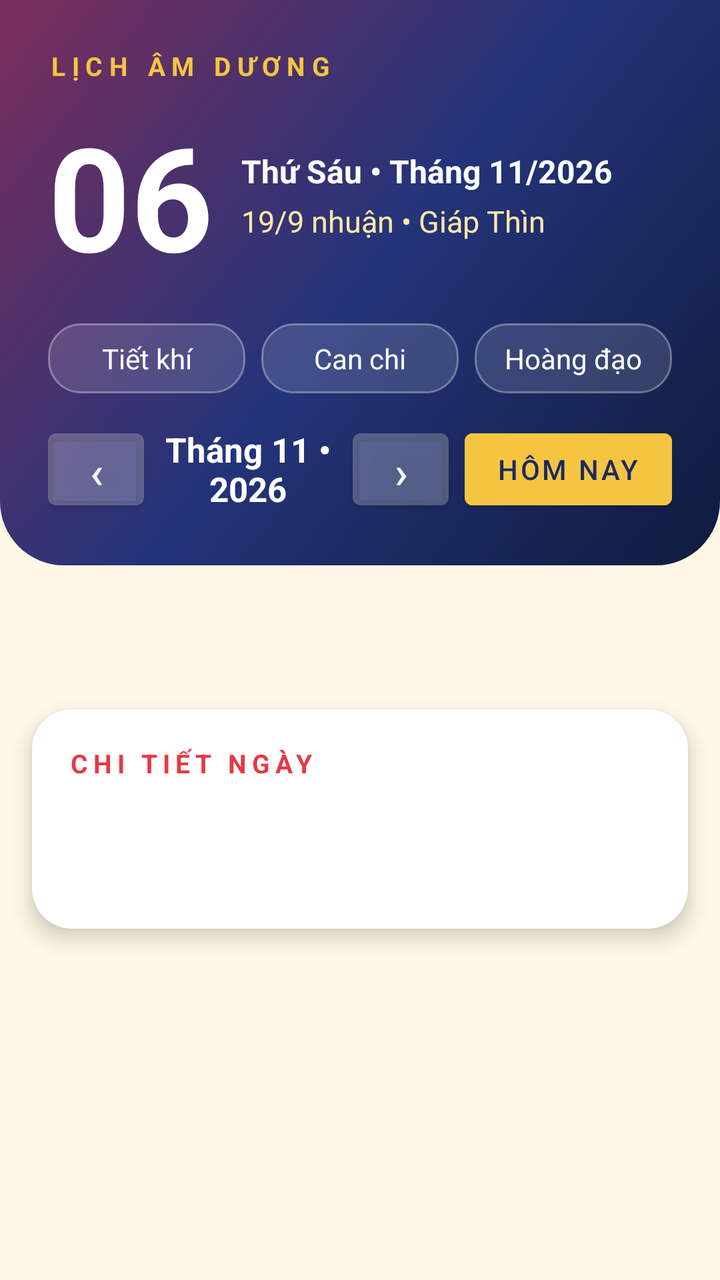
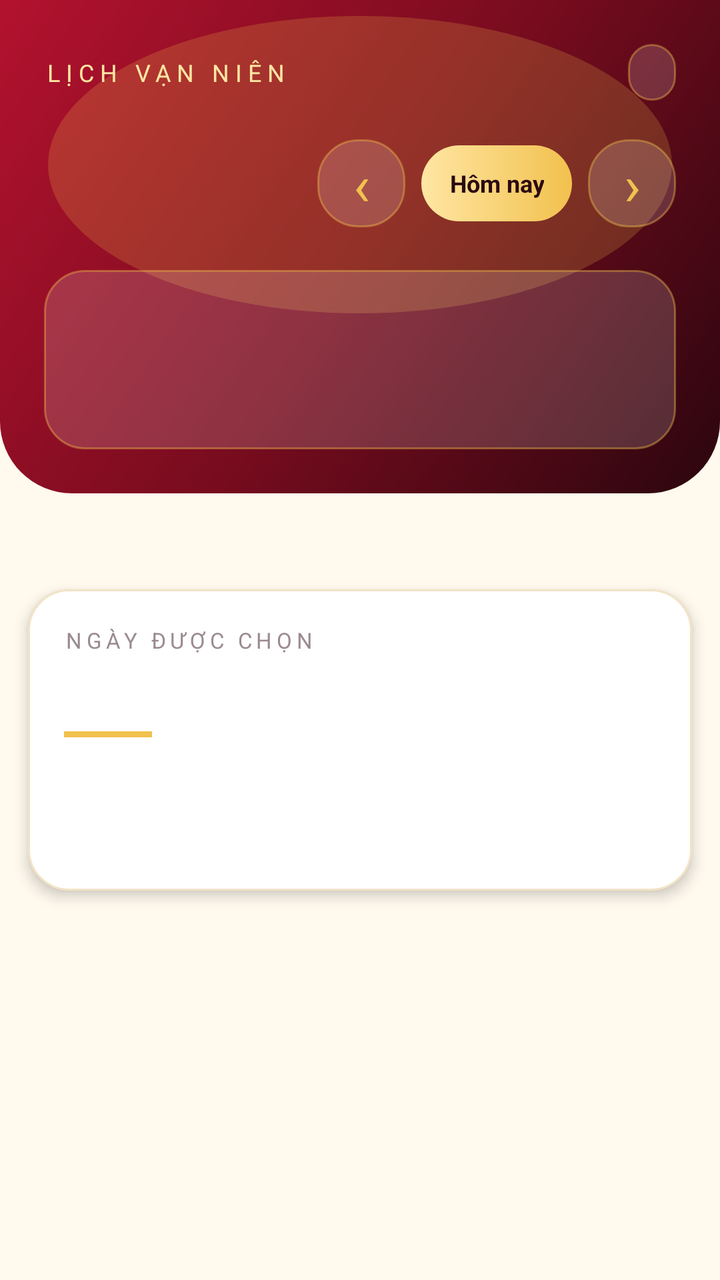

Before-and-after screenshots of an Android layout around one commit, followed by the original layout XML and the change that was made.
<!-- AndroidManifest.xml: application theme Theme.LichAmDuong -->
<!-- res/layout/activity_main.xml -->
<?xml version="1.0" encoding="utf-8"?>
<ScrollView xmlns:android="http://schemas.android.com/apk/res/android" android:layout_width="match_parent" android:layout_height="match_parent" android:background="@color/cream" android:fillViewport="true">
 <LinearLayout android:orientation="vertical" android:layout_width="match_parent" android:layout_height="wrap_content">
  <LinearLayout android:background="@drawable/bg_header" android:padding="24dp" android:orientation="vertical" android:layout_width="match_parent" android:layout_height="wrap_content">
   <TextView android:text="LỊCH ÂM DƯƠNG" android:textColor="@color/gold" android:textSize="13sp" android:letterSpacing="0.25" android:textStyle="bold" android:layout_width="wrap_content" android:layout_height="wrap_content" />
   <LinearLayout android:orientation="horizontal" android:layout_marginTop="8dp" android:layout_width="match_parent" android:layout_height="wrap_content" android:gravity="center_vertical">
    <TextView android:id="@+id/tvSolarBig" android:text="06" android:textSize="72sp" android:textStyle="bold" android:textColor="#FFFFFF" android:layout_width="wrap_content" android:layout_height="wrap_content" />
    <LinearLayout android:orientation="vertical" android:layout_marginStart="14dp" android:layout_width="0dp" android:layout_weight="1" android:layout_height="wrap_content">
     <TextView android:id="@+id/tvMonthYear" android:text="Thứ Sáu • Tháng 11/2026" android:textColor="#FFFFFF" android:textSize="16sp" android:textStyle="bold" android:layout_width="wrap_content" android:layout_height="wrap_content" />
     <TextView android:id="@+id/tvLunarBig" android:text="19/9 nhuận • Giáp Thìn" android:textColor="@color/gold_light" android:textSize="15sp" android:layout_marginTop="4dp" android:layout_width="wrap_content" android:layout_height="wrap_content" />
    </LinearLayout>
   </LinearLayout>
   <LinearLayout android:orientation="horizontal" android:layout_marginTop="16dp" android:layout_width="match_parent" android:layout_height="wrap_content">
    <TextView android:id="@+id/chipTietKhi" android:background="@drawable/bg_chip" android:textColor="#fff" android:padding="8dp" android:text="Tiết khí" android:layout_marginEnd="8dp" android:layout_width="0dp" android:layout_weight="1" android:layout_height="wrap_content" android:gravity="center" />
    <TextView android:id="@+id/chipCanChi" android:background="@drawable/bg_chip" android:textColor="#fff" android:padding="8dp" android:text="Can chi" android:layout_marginEnd="8dp" android:layout_width="0dp" android:layout_weight="1" android:layout_height="wrap_content" android:gravity="center" />
    <TextView android:id="@+id/chipHoangDao" android:background="@drawable/bg_chip" android:textColor="#fff" android:padding="8dp" android:text="Hoàng đạo" android:layout_width="0dp" android:layout_weight="1" android:layout_height="wrap_content" android:gravity="center" />
   </LinearLayout>
   <LinearLayout android:orientation="horizontal" android:layout_marginTop="14dp" android:layout_width="match_parent" android:layout_height="wrap_content" android:gravity="center">
    <Button android:id="@+id/btnPrev" android:text="‹" android:textSize="22sp" android:backgroundTint="#22FFFFFF" android:textColor="#fff" android:layout_width="48dp" android:layout_height="48dp" />
    <TextView android:id="@+id/tvCalTitle" android:text="Tháng 11 • 2026" android:textColor="#fff" android:textStyle="bold" android:textSize="17sp" android:gravity="center" android:layout_width="0dp" android:layout_weight="1" android:layout_height="wrap_content" />
    <Button android:id="@+id/btnNext" android:text="›" android:textSize="22sp" android:backgroundTint="#22FFFFFF" android:textColor="#fff" android:layout_width="48dp" android:layout_height="48dp" />
    <Button android:id="@+id/btnToday" android:text="Hôm nay" android:layout_marginStart="8dp" android:backgroundTint="@color/gold" android:textColor="#1A2A5E" android:layout_width="wrap_content" android:layout_height="48dp" />
   </LinearLayout>
  </LinearLayout>
  <GridLayout android:id="@+id/gridWeek" android:columnCount="7" android:layout_margin="16dp" android:layout_marginBottom="0dp" android:layout_width="match_parent" android:layout_height="wrap_content" />
  <GridLayout android:id="@+id/gridCal" android:columnCount="7" android:layout_margin="12dp" android:layout_marginTop="4dp" android:layout_width="match_parent" android:layout_height="wrap_content" />
  <LinearLayout android:background="@drawable/bg_card" android:elevation="6dp" android:orientation="vertical" android:padding="18dp" android:layout_margin="16dp" android:layout_width="match_parent" android:layout_height="wrap_content">
   <TextView android:text="CHI TIẾT NGÀY" android:textColor="@color/red_lunar" android:textStyle="bold" android:textSize="13sp" android:letterSpacing="0.2" android:layout_width="wrap_content" android:layout_height="wrap_content" />
   <TextView android:id="@+id/tvDetail" android:textSize="15sp" android:textColor="@color/deep_navy" android:lineSpacingExtra="4dp" android:layout_marginTop="8dp" android:layout_width="match_parent" android:layout_height="wrap_content" />
   <TextView android:id="@+id/tvQuote" android:textSize="13sp" android:textColor="#7A86A8" android:layout_marginTop="10dp" android:layout_width="match_parent" android:layout_height="wrap_content" />
  </LinearLayout>
 </LinearLayout>
</ScrollView>
<!-- resources referenced by this layout -->
<resources>
  <color name="cream">#FFF8E7</color>
  <color name="deep_navy">#0F1B3D</color>
  <color name="gold">#F5C542</color>
  <color name="gold_light">#FFE9A8</color>
  <color name="red_lunar">#E63946</color>
  <!-- drawable bg_card (drawable) -->
  <?xml version="1.0" encoding="utf-8"?>
  <shape xmlns:android="http://schemas.android.com/apk/res/android" android:shape="rectangle">
   <solid android:color="#FFFFFF" />
   <corners android:radius="20dp" />
  </shape>
  <!-- drawable bg_chip (drawable) -->
  <?xml version="1.0" encoding="utf-8"?>
  <shape xmlns:android="http://schemas.android.com/apk/res/android" android:shape="rectangle">
   <solid android:color="#22FFFFFF" />
   <corners android:radius="16dp" />
   <stroke android:width="1dp" android:color="#55FFFFFF" />
  </shape>
  <!-- drawable bg_header (drawable) -->
  <?xml version="1.0" encoding="utf-8"?>
  <shape xmlns:android="http://schemas.android.com/apk/res/android" android:shape="rectangle">
   <gradient android:angle="135" android:startColor="#0F1B3D" android:centerColor="#24347A" android:endColor="#7B2D5B" />
   <corners android:bottomLeftRadius="32dp" android:bottomRightRadius="32dp" />
  </shape>
  <style name="Theme.LichAmDuong" parent="Theme.MaterialComponents.DayNight.NoActionBar">
    <item name="colorPrimary">@color/navy</item>
    <item name="colorPrimaryDark">@color/deep_navy</item>
    <item name="colorAccent">@color/gold</item>
    <item name="android:windowBackground">@color/cream</item>
   </style>
  <color name="navy">#1A2A5E</color>
</resources>

<!-- the commit's change to res/layout/activity_main.xml (unified diff, before → after) -->
@@ -1,33 +1,39 @@
 <?xml version="1.0" encoding="utf-8"?>
 <ScrollView xmlns:android="http://schemas.android.com/apk/res/android" android:layout_width="match_parent" android:layout_height="match_parent" android:background="@color/cream" android:fillViewport="true">
  <LinearLayout android:orientation="vertical" android:layout_width="match_parent" android:layout_height="wrap_content">
-  <LinearLayout android:background="@drawable/bg_header" android:padding="24dp" android:orientation="vertical" android:layout_width="match_parent" android:layout_height="wrap_content">
-   <TextView android:text="LỊCH ÂM DƯƠNG" android:textColor="@color/gold" android:textSize="13sp" android:letterSpacing="0.25" android:textStyle="bold" android:layout_width="wrap_content" android:layout_height="wrap_content" />
-   <LinearLayout android:orientation="horizontal" android:layout_marginTop="8dp" android:layout_width="match_parent" android:layout_height="wrap_content" android:gravity="center_vertical">
-    <TextView android:id="@+id/tvSolarBig" android:text="06" android:textSize="72sp" android:textStyle="bold" android:textColor="#FFFFFF" android:layout_width="wrap_content" android:layout_height="wrap_content" />
-    <LinearLayout android:orientation="vertical" android:layout_marginStart="14dp" android:layout_width="0dp" android:layout_weight="1" android:layout_height="wrap_content">
-     <TextView android:id="@+id/tvMonthYear" android:text="Thứ Sáu • Tháng 11/2026" android:textColor="#FFFFFF" android:textSize="16sp" android:textStyle="bold" android:layout_width="wrap_content" android:layout_height="wrap_content" />
-     <TextView android:id="@+id/tvLunarBig" android:text="19/9 nhuận • Giáp Thìn" android:textColor="@color/gold_light" android:textSize="15sp" android:layout_marginTop="4dp" android:layout_width="wrap_content" android:layout_height="wrap_content" />
+  <LinearLayout android:background="@drawable/bg_header" android:orientation="vertical" android:padding="22dp" android:layout_width="match_parent" android:layout_height="wrap_content">
+   <LinearLayout android:orientation="horizontal" android:layout_width="match_parent" android:layout_height="wrap_content" android:gravity="center_vertical">
+    <TextView android:text="LỊCH VẠN NIÊN" android:textSize="12sp" android:textColor="@color/gold_light" android:letterSpacing="0.25" android:layout_weight="1" android:layout_width="0dp" android:layout_height="wrap_content" />
+    <TextView android:id="@+id/tvCanChiMonth" android:textSize="12sp" android:textColor="#FFFFFF" android:background="@drawable/bg_chip" android:paddingLeft="12dp" android:paddingRight="12dp" android:paddingTop="6dp" android:paddingBottom="6dp" android:layout_width="wrap_content" android:layout_height="wrap_content" />
+   </LinearLayout>
+   <LinearLayout android:orientation="horizontal" android:layout_marginTop="14dp" android:layout_width="match_parent" android:layout_height="wrap_content" android:gravity="center_vertical">
+    <LinearLayout android:orientation="vertical" android:layout_weight="1" android:layout_width="0dp" android:layout_height="wrap_content">
+     <TextView android:id="@+id/tvMonthYear" android:textSize="26sp" android:textStyle="bold" android:textColor="#FFFFFF" android:layout_width="wrap_content" android:layout_height="wrap_content" />
+     <TextView android:id="@+id/tvLunarMonth" android:textSize="13sp" android:textColor="@color/gold_light" android:layout_marginTop="2dp" android:layout_width="wrap_content" android:layout_height="wrap_content" />
+    </LinearLayout>
+    <TextView android:id="@+id/btnPrev" android:text="‹" android:textSize="28sp" android:textColor="@color/gold" android:background="@drawable/bg_chip" android:gravity="center" android:width="44dp" android:height="44dp" android:layout_width="44dp" android:layout_height="44dp" />
+    <TextView android:id="@+id/btnToday" android:text="Hôm nay" android:textSize="12sp" android:textStyle="bold" android:textColor="@color/ink" android:background="@drawable/bg_gold_btn" android:gravity="center" android:layout_marginLeft="8dp" android:layout_marginRight="8dp" android:paddingLeft="14dp" android:paddingRight="14dp" android:height="38dp" android:layout_width="wrap_content" android:layout_height="38dp" />
+    <TextView android:id="@+id/btnNext" android:text="›" android:textSize="28sp" android:textColor="@color/gold" android:background="@drawable/bg_chip" android:gravity="center" android:width="44dp" android:height="44dp" android:layout_width="44dp" android:layout_height="44dp" />
+   </LinearLayout>
+   <LinearLayout android:id="@+id/todayCard" android:orientation="horizontal" android:background="@drawable/bg_chip" android:padding="14dp" android:layout_marginTop="16dp" android:layout_width="match_parent" android:layout_height="wrap_content" android:gravity="center_vertical">
+    <LinearLayout android:orientation="vertical" android:layout_weight="1" android:layout_width="0dp" android:layout_height="wrap_content">
+     <TextView android:id="@+id/tvTodaySolar" android:textSize="34sp" android:textStyle="bold" android:textColor="#FFFFFF" android:layout_width="wrap_content" android:layout_height="wrap_content" />
+     <TextView android:id="@+id/tvTodayDow" android:textSize="12sp" android:textColor="@color/gold_light" android:layout_width="wrap_content" android:layout_height="wrap_content" />
+    </LinearLayout>
+    <LinearLayout android:orientation="vertical" android:gravity="end" android:layout_width="wrap_content" android:layout_height="wrap_content">
+     <TextView android:id="@+id/tvTodayLunar" android:textSize="15sp" android:textStyle="bold" android:textColor="@color/gold" android:layout_width="wrap_content" android:layout_height="wrap_content" />
+     <TextView android:id="@+id/tvTodayCanChi" android:textSize="11sp" android:textColor="#FFFFFF" android:layout_width="wrap_content" android:layout_height="wrap_content" />
     </LinearLayout>
    </LinearLayout>
-   <LinearLayout android:orientation="horizontal" android:layout_marginTop="16dp" android:layout_width="match_parent" android:layout_height="wrap_content">
-    <TextView android:id="@+id/chipTietKhi" android:background="@drawable/bg_chip" android:textColor="#fff" android:padding="8dp" android:text="Tiết khí" android:layout_marginEnd="8dp" android:layout_width="0dp" android:layout_weight="1" android:layout_height="wrap_content" android:gravity="center" />
-    <TextView android:id="@+id/chipCanChi" android:background="@drawable/bg_chip" android:textColor="#fff" android:padding="8dp" android:text="Can chi" android:layout_marginEnd="8dp" android:layout_width="0dp" android:layout_weight="1" android:layout_height="wrap_content" android:gravity="center" />
-    <TextView android:id="@+id/chipHoangDao" android:background="@drawable/bg_chip" android:textColor="#fff" android:padding="8dp" android:text="Hoàng đạo" android:layout_width="0dp" android:layout_weight="1" android:layout_height="wrap_content" android:gravity="center" />
-   </LinearLayout>
-   <LinearLayout android:orientation="horizontal" android:layout_marginTop="14dp" android:layout_width="match_parent" android:layout_height="wrap_content" android:gravity="center">
-    <Button android:id="@+id/btnPrev" android:text="‹" android:textSize="22sp" android:backgroundTint="#22FFFFFF" android:textColor="#fff" android:layout_width="48dp" android:layout_height="48dp" />
-    <TextView android:id="@+id/tvCalTitle" android:text="Tháng 11 • 2026" android:textColor="#fff" android:textStyle="bold" android:textSize="17sp" android:gravity="center" android:layout_width="0dp" android:layout_weight="1" android:layout_height="wrap_content" />
-    <Button android:id="@+id/btnNext" android:text="›" android:textSize="22sp" android:backgroundTint="#22FFFFFF" android:textColor="#fff" android:layout_width="48dp" android:layout_height="48dp" />
-    <Button android:id="@+id/btnToday" android:text="Hôm nay" android:layout_marginStart="8dp" android:backgroundTint="@color/gold" android:textColor="#1A2A5E" android:layout_width="wrap_content" android:layout_height="48dp" />
-   </LinearLayout>
   </LinearLayout>
-  <GridLayout android:id="@+id/gridWeek" android:columnCount="7" android:layout_margin="16dp" android:layout_marginBottom="0dp" android:layout_width="match_parent" android:layout_height="wrap_content" />
-  <GridLayout android:id="@+id/gridCal" android:columnCount="7" android:layout_margin="12dp" android:layout_marginTop="4dp" android:layout_width="match_parent" android:layout_height="wrap_content" />
-  <LinearLayout android:background="@drawable/bg_card" android:elevation="6dp" android:orientation="vertical" android:padding="18dp" android:layout_margin="16dp" android:layout_width="match_parent" android:layout_height="wrap_content">
-   <TextView android:text="CHI TIẾT NGÀY" android:textColor="@color/red_lunar" android:textStyle="bold" android:textSize="13sp" android:letterSpacing="0.2" android:layout_width="wrap_content" android:layout_height="wrap_content" />
-   <TextView android:id="@+id/tvDetail" android:textSize="15sp" android:textColor="@color/deep_navy" android:lineSpacingExtra="4dp" android:layout_marginTop="8dp" android:layout_width="match_parent" android:layout_height="wrap_content" />
-   <TextView android:id="@+id/tvQuote" android:textSize="13sp" android:textColor="#7A86A8" android:layout_marginTop="10dp" android:layout_width="match_parent" android:layout_height="wrap_content" />
+  <GridLayout android:id="@+id/gridWeek" android:columnCount="7" android:layout_marginLeft="14dp" android:layout_marginRight="14dp" android:layout_marginTop="14dp" android:layout_width="match_parent" android:layout_height="wrap_content" />
+  <GridLayout android:id="@+id/gridCal" android:columnCount="7" android:useDefaultMargins="false" android:layout_margin="10dp" android:layout_width="match_parent" android:layout_height="wrap_content" />
+  <LinearLayout android:background="@drawable/bg_card" android:orientation="vertical" android:padding="18dp" android:elevation="4dp" android:layout_margin="14dp" android:layout_width="match_parent" android:layout_height="wrap_content">
+   <TextView android:text="NGÀY ĐƯỢC CHỌN" android:textSize="11sp" android:textColor="@color/muted" android:letterSpacing="0.2" android:layout_width="wrap_content" android:layout_height="wrap_content" />
+   <TextView android:id="@+id/tvSelected" android:textSize="18sp" android:textStyle="bold" android:textColor="@color/ink" android:layout_marginTop="4dp" android:layout_width="wrap_content" android:layout_height="wrap_content" />
+   <View android:background="#F2C14E" android:layout_marginTop="10dp" android:layout_width="44dp" android:layout_height="3dp" />
+   <TextView android:id="@+id/tvDetail" android:textSize="14sp" android:textColor="#4A3A3E" android:lineSpacingExtra="4dp" android:layout_marginTop="10dp" android:layout_width="match_parent" android:layout_height="wrap_content" />
+   <TextView android:id="@+id/tvQuote" android:textSize="13sp" android:textStyle="italic" android:textColor="@color/muted" android:layout_marginTop="12dp" android:layout_width="match_parent" android:layout_height="wrap_content" />
   </LinearLayout>
  </LinearLayout>
 </ScrollView>
<!-- resource entries referenced after the edit -->
@@ -1,35 +1,30 @@
 <!-- resources referenced by this layout -->
 <resources>
-  <color name="cream">#FFF8E7</color>
-  <color name="deep_navy">#0F1B3D</color>
-  <color name="gold">#F5C542</color>
-  <color name="gold_light">#FFE9A8</color>
-  <color name="red_lunar">#E63946</color>
+  <color name="cream">#FFF9EE</color>
+  <color name="gold">#F2C14E</color>
+  <color name="gold_light">#FFE6A3</color>
+  <color name="ink">#2B0A12</color>
+  <color name="muted">#9B8B8E</color>
   <!-- drawable bg_card (drawable) -->
   <?xml version="1.0" encoding="utf-8"?>
-  <shape xmlns:android="http://schemas.android.com/apk/res/android" android:shape="rectangle">
-   <solid android:color="#FFFFFF" />
-   <corners android:radius="20dp" />
-  </shape>
+  <shape xmlns:android="http://schemas.android.com/apk/res/android" android:shape="rectangle"><solid android:color="#FFFFFF" /><corners android:radius="20dp" /><stroke android:width="1dp" android:color="#F2E3C6" /></shape>
   <!-- drawable bg_chip (drawable) -->
   <?xml version="1.0" encoding="utf-8"?>
-  <shape xmlns:android="http://schemas.android.com/apk/res/android" android:shape="rectangle">
-   <solid android:color="#22FFFFFF" />
-   <corners android:radius="16dp" />
-   <stroke android:width="1dp" android:color="#55FFFFFF" />
-  </shape>
+  <shape xmlns:android="http://schemas.android.com/apk/res/android" android:shape="rectangle"><solid android:color="#28FFFFFF" /><corners android:radius="20dp" /><stroke android:width="1dp" android:color="#66F2C14E" /></shape>
+  <!-- drawable bg_gold_btn (drawable) -->
+  <?xml version="1.0" encoding="utf-8"?>
+  <shape xmlns:android="http://schemas.android.com/apk/res/android" android:shape="rectangle"><gradient android:angle="0" android:startColor="#FFE6A3" android:endColor="#F2C14E" /><corners android:radius="24dp" /></shape>
   <!-- drawable bg_header (drawable) -->
   <?xml version="1.0" encoding="utf-8"?>
-  <shape xmlns:android="http://schemas.android.com/apk/res/android" android:shape="rectangle">
-   <gradient android:angle="135" android:startColor="#0F1B3D" android:centerColor="#24347A" android:endColor="#7B2D5B" />
-   <corners android:bottomLeftRadius="32dp" android:bottomRightRadius="32dp" />
-  </shape>
+  <layer-list xmlns:android="http://schemas.android.com/apk/res/android">
+  <item><shape android:shape="rectangle"><gradient android:angle="135" android:startColor="#2B060E" android:centerColor="#7A0C1F" android:endColor="#B3122E" /><corners android:bottomLeftRadius="36dp" android:bottomRightRadius="36dp" /></shape></item>
+  <item android:top="8dp" android:left="24dp" android:right="24dp" android:bottom="90dp"><shape android:shape="oval"><solid android:color="#33F2C14E" /></shape></item>
+  </layer-list>
   <style name="Theme.LichAmDuong" parent="Theme.MaterialComponents.DayNight.NoActionBar">
     <item name="colorPrimary">@color/navy</item>
     <item name="colorPrimaryDark">@color/deep_navy</item>
     <item name="colorAccent">@color/gold</item>
     <item name="android:windowBackground">@color/cream</item>
    </style>
-  <color name="navy">#1A2A5E</color>
 </resources>
 
